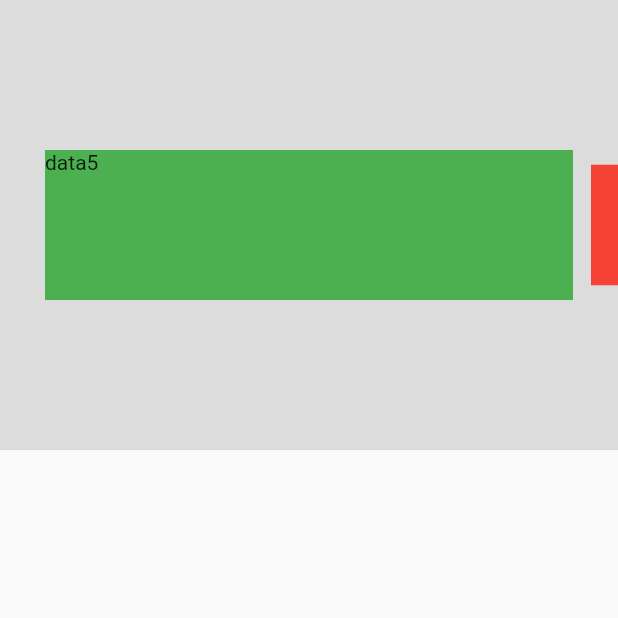
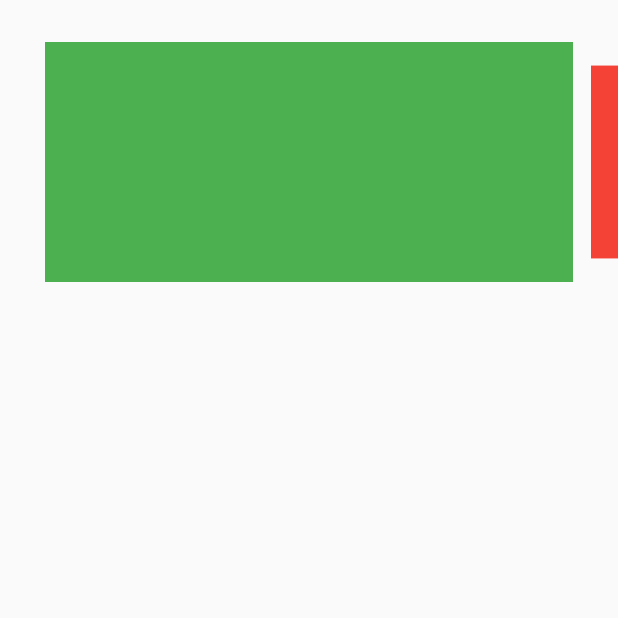
Before and after one commit to Tecode/flutter_widget, a Flutter app: the CarouselZoom screen opened directly, on a phone screen of 412 x 824 dp, the top half of it. Run offline on Flutter 3.47's test engine with Material 2 defaults, Android fonts, the phone set to English and light mode, and no system bars; our stand-ins replace audioplayers, flare_flutter, flutter_sticky_header, video_player.

Commit message:
缩放效果的轮播卡片修改尺寸

```diff
--- a/lib/routers/carousel_zoom.dart
+++ b/lib/routers/carousel_zoom.dart
@@ -29,35 +29,40 @@ class _CarouselZoomState extends State<CarouselZoom>
   @override
   Widget build(BuildContext context) {
     return Scaffold(
-      body: Stack(
-        children: <Widget>[
-          Container(
-            width: MediaQuery.of(context).size.width,
-            height: 300.0,
-            color: Colors.black12,
-            child: _Carousel(
+      body: _Carousel(
         children: <Widget>[
           Container(
             color: Colors.green,
             width: MediaQuery.of(context).size.width - 60,
-                  height: 100.0,
-                  child: Text('data5'),
+            height: 160.0,
           ),
           Container(
             color: Colors.red,
             width: MediaQuery.of(context).size.width - 60,
-                  height: 100.0,
+            height: 160.0,
           ),
           Container(
             color: Colors.blue,
             width: MediaQuery.of(context).size.width - 60,
-                  height: 100.0,
+            height: 160.0,
+          ),
+          Container(
+            color: Colors.blue,
+            width: MediaQuery.of(context).size.width - 60,
+            height: 160.0,
+          ),
+          Container(
+            color: Colors.blue,
+            width: MediaQuery.of(context).size.width - 60,
+            height: 160.0,
+          ),
+          Container(
+            color: Colors.blue,
+            width: MediaQuery.of(context).size.width - 60,
+            height: 160.0,
           ),
         ],
         animationController: _animationController,
-            ),
-          ),
-        ],
       ),
     );
   }
@@ -225,7 +230,6 @@ class _AnimatedCarousel extends StatelessWidget {
   @override
   Widget build(BuildContext context) {
     return LayoutBuilder(builder: (context, constraints) {
-      print(_carouselHeight(.4, context));
       return AnimatedBuilder(
         animation: controller,
         builder: (context, child) {
```
Also changed, not shown: 1 other file. Lines whose indentation alone changed are shown as unchanged.
